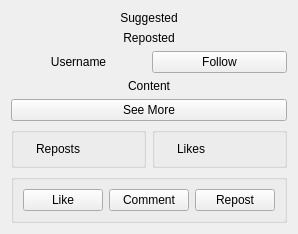
Old version of the form Forms/collection.ui in the repository Sobrah/Linkedin.
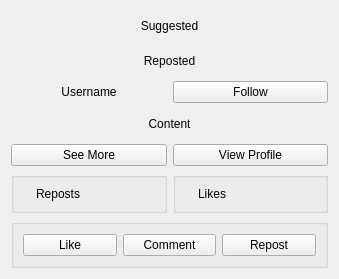
New version of the form.

Commit message: improve view profile

```diff
--- a/Forms/collection.ui
+++ b/Forms/collection.ui
@@ -6,18 +6,38 @@
    <rect>
     <x>0</x>
     <y>0</y>
-    <width>275</width>
-    <height>230</height>
+    <width>339</width>
+    <height>279</height>
    </rect>
   </property>
   <layout class="QGridLayout" name="gridLayout">
-   <item row="2" column="0">
-    <widget class="QLabel" name="usernameLabel">
-     <property name="text">
-      <string>Username</string>
+   <item row="7" column="1">
+    <widget class="QGroupBox" name="likeGroup">
+     <property name="title">
+      <string/>
      </property>
-     <property name="alignment">
-      <set>Qt::AlignCenter</set>
+     <layout class="QHBoxLayout" name="horizontalLayout_3" stretch="0,1">
+      <item>
+       <widget class="QLabel" name="likeCounterLabel">
+        <property name="text">
+         <string/>
+        </property>
+       </widget>
+      </item>
+      <item>
+       <widget class="QLabel" name="likesLabel">
+        <property name="text">
+         <string>Likes</string>
+        </property>
+       </widget>
+      </item>
+     </layout>
+    </widget>
+   </item>
+   <item row="2" column="1">
+    <widget class="QPushButton" name="followButton">
+     <property name="text">
+      <string>Follow</string>
      </property>
     </widget>
    </item>
@@ -31,17 +51,17 @@
      </property>
     </widget>
    </item>
-   <item row="3" column="0" colspan="2">
-    <widget class="QLabel" name="contentLable">
+   <item row="0" column="0" colspan="2">
+    <widget class="QLabel" name="tagLabel">
      <property name="text">
-      <string>Content</string>
+      <string>Suggested</string>
      </property>
      <property name="alignment">
       <set>Qt::AlignCenter</set>
      </property>
     </widget>
    </item>
-   <item row="6" column="0" colspan="2">
+   <item row="8" column="0" colspan="2">
     <widget class="QGroupBox" name="reactionGroup">
      <property name="title">
       <string/>
@@ -71,31 +91,17 @@
      </layout>
     </widget>
    </item>
-   <item row="0" column="0" colspan="2">
-    <widget class="QLabel" name="tagLabel">
+   <item row="2" column="0">
+    <widget class="QLabel" name="usernameLabel">
      <property name="text">
-      <string>Suggested</string>
+      <string>Username</string>
      </property>
      <property name="alignment">
       <set>Qt::AlignCenter</set>
      </property>
     </widget>
    </item>
-   <item row="2" column="1">
-    <widget class="QPushButton" name="followButton">
-     <property name="text">
-      <string>Follow</string>
-     </property>
-    </widget>
-   </item>
-   <item row="4" column="0" colspan="2">
-    <widget class="QPushButton" name="seeMoreButton">
-     <property name="text">
-      <string>See More</string>
-     </property>
-    </widget>
-   </item>
-   <item row="5" column="0">
+   <item row="7" column="0">
     <widget class="QGroupBox" name="repostBox">
      <property name="title">
       <string/>
@@ -118,27 +124,28 @@
      </layout>
     </widget>
    </item>
+   <item row="4" column="0" colspan="2">
+    <widget class="QLabel" name="contentLable">
+     <property name="text">
+      <string>Content</string>
+     </property>
+     <property name="alignment">
+      <set>Qt::AlignCenter</set>
+     </property>
+    </widget>
+   </item>
    <item row="5" column="1">
-    <widget class="QGroupBox" name="likeGroup">
-     <property name="title">
-      <string/>
+    <widget class="QPushButton" name="viewProfileButton">
+     <property name="text">
+      <string>View Profile</string>
      </property>
-     <layout class="QHBoxLayout" name="horizontalLayout_3" stretch="0,1">
-      <item>
-       <widget class="QLabel" name="likeCounterLabel">
-        <property name="text">
-         <string/>
-        </property>
-       </widget>
-      </item>
-      <item>
-       <widget class="QLabel" name="likesLabel">
-        <property name="text">
-         <string>Likes</string>
-        </property>
-       </widget>
-      </item>
-     </layout>
+    </widget>
+   </item>
+   <item row="5" column="0">
+    <widget class="QPushButton" name="seeMoreButton">
+     <property name="text">
+      <string>See More</string>
+     </property>
     </widget>
    </item>
   </layout>
```
The commit also changes 10 other files.
